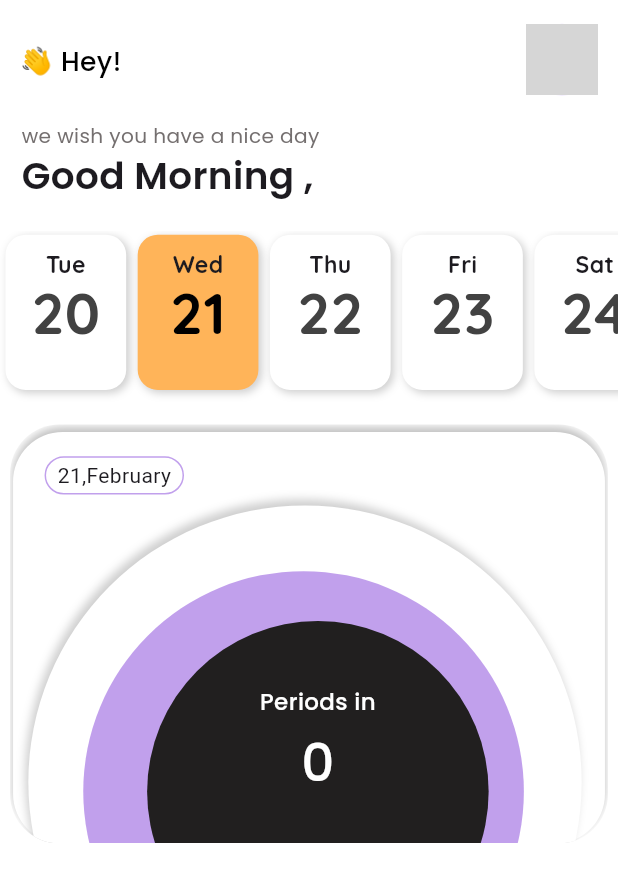
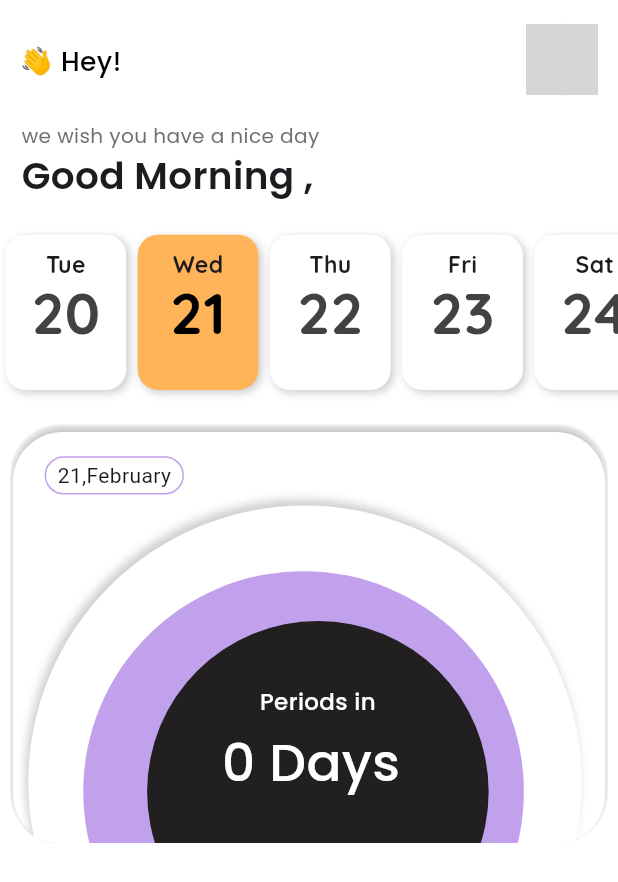
Before and after one commit to PratyushaKumarKar/misflo, a Flutter app: the Home screen opened directly with empty values, on a phone screen of 412 x 824 dp. Shown: the top 882 px of the screen. Run offline on Flutter 3.47's test engine with Material 3 defaults, Android fonts, the phone set to English and light mode, and no system bars; our stand-ins replace cloud_firestore, curved_navigation_bar, firebase_auth, firebase_core, flutter_svg, google_fonts and 1 more; accounts and stored records are empty; network calls fail; grey boxes are pictures that could not be loaded.

Commit message:
updated to latest

```diff
--- a/lib/pages/home.dart
+++ b/lib/pages/home.dart
@@ -359,7 +359,8 @@ class _HomeState extends State<Home> {
                                               padding: EdgeInsets.only(
                                                   top: height(context, 5.0)),
                                               child: Text(
-                                                difference.toString(),
+                                                difference.toString() +
+                                                    " Days ",
                                                 style: GoogleFonts.poppins(
                                                   fontSize: width(context, 36),
                                                   fontWeight: FontWeight.w500,
```
